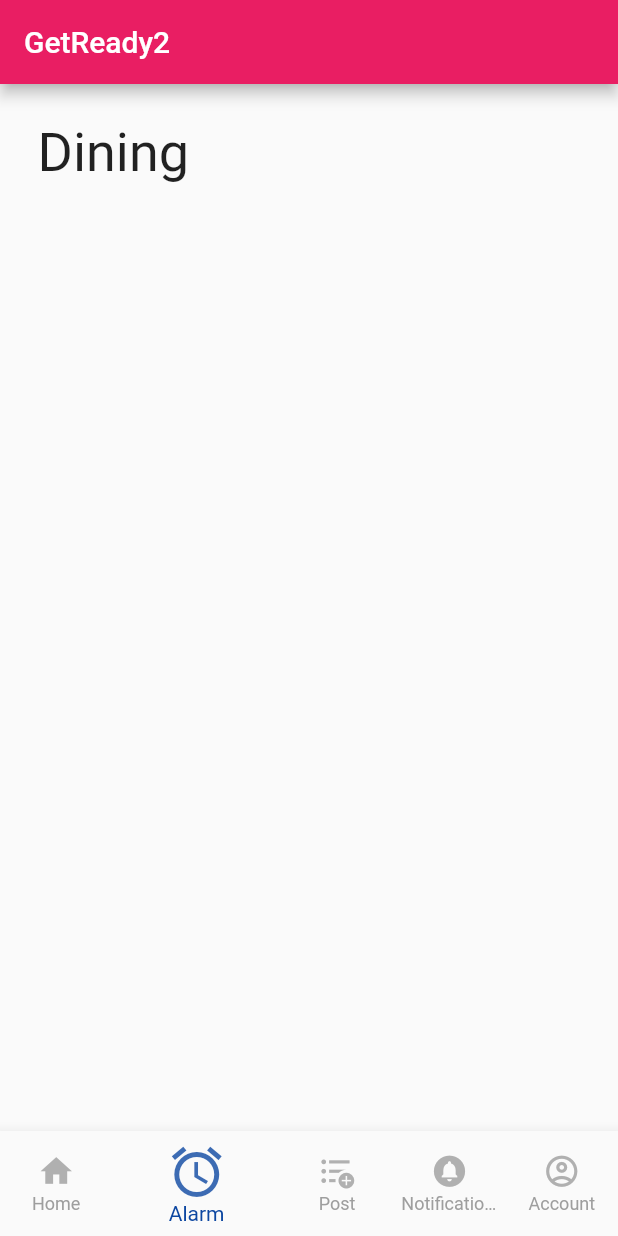
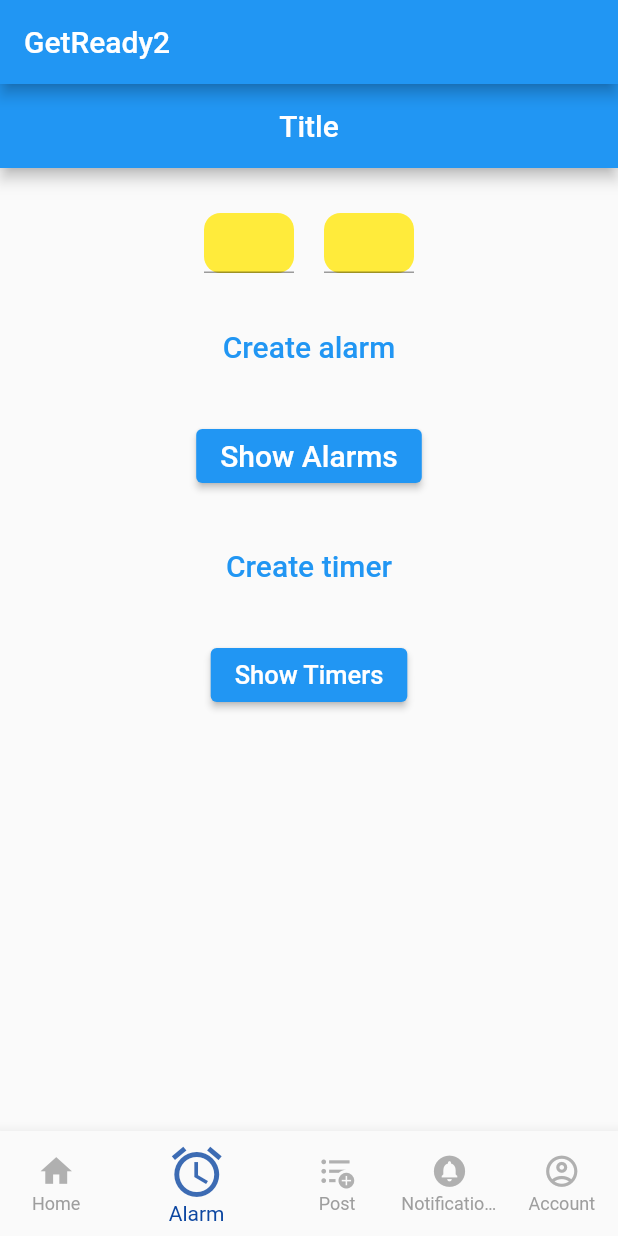
Before and after one commit to abhi-vachani/ToDoZzzz, a Flutter app: the screen it shows after launch, item 2 of the bottom bar chosen, on a phone screen of 412 x 824 dp. Run offline on Flutter 3.47's test engine with Material 2 defaults, Android fonts, the phone set to English and light mode, and no system bars; missing offline and left inert: flutter_alarm_clock.

Commit message:
added basic alarm function

```diff
--- a/lib/main.dart
+++ b/lib/main.dart
@@ -16,7 +16,7 @@ class MyAppState extends State<MyApp> {
   int _selectedPage = 0;
   final _pageOptions = [
     HomePage(),
-    DiningPage(),
+    Alarm(),
     FinancesPage(),
     ResidencePage(),
     TrackingPage(),
@@ -28,7 +28,7 @@ class MyAppState extends State<MyApp> {
         debugShowCheckedModeBanner: false,
         title: 'GetReady',
         theme: ThemeData(
-          primarySwatch: Colors.pink,
+          primarySwatch: Colors.blue,
         ),
         home: Scaffold(
             appBar: AppBar(
--- /dev/null
+++ b/lib/screens/Alarm.dart
@@ -0,0 +1,130 @@
+import 'package:flutter/material.dart';
+import 'package:flutter/cupertino.dart';
+import 'package:flutter/material.dart';
+import 'package:flutter_alarm_clock/flutter_alarm_clock.dart';
+
+
+class Alarm extends StatelessWidget {
+
+// creating text ediiting controller to take hour
+// and minute as input
+  TextEditingController hourController = TextEditingController();
+  TextEditingController minuteController = TextEditingController();
+
+  @override
+  Widget build(BuildContext context) {
+    return Scaffold(
+    appBar: AppBar(
+      title: const Text('Title'),
+      centerTitle: true,
+    ),
+    body: Center(
+      child: Column(children: <Widget>[
+      const SizedBox(height: 30),
+      Row(
+      mainAxisAlignment: MainAxisAlignment.center,
+      children: [
+        Container(
+        height: 40,
+        width: 60,
+        decoration: BoxDecoration(
+          shape: BoxShape.rectangle,
+          color: Colors.yellow,
+          borderRadius: BorderRadius.circular(11)),
+        child: Center(
+          child: TextField(
+          controller: hourController,
+          keyboardType: TextInputType.number,
+          ),
+        ),
+        ),
+        const SizedBox(width: 20),
+        Container(
+        height: 40,
+        width: 60,
+        decoration: BoxDecoration(
+          shape: BoxShape.rectangle,
+          color: Colors.yellow,
+          borderRadius: BorderRadius.circular(11)),
+        child: Center(
+          child: TextField(
+          controller: minuteController,
+          keyboardType: TextInputType.number,
+          ),
+        ),
+        ),
+      ],
+      ),
+      Container(
+      margin: const EdgeInsets.all(25),
+      child: TextButton(
+        child: const Text(
+        'Create alarm',
+        style: TextStyle(fontSize: 20.0),
+        ),
+        onPressed: () {
+        int hour;
+        int minutes;
+        hour = int.parse(hourController.text);
+        minutes = int.parse(minuteController.text);
+
+        // creating alarm after converting hour
+        // and minute into integer
+        FlutterAlarmClock.createAlarm(hour, minutes);
+        },
+      ),
+      ),
+      ElevatedButton(
+      onPressed: () {
+
+        // show alarm
+        FlutterAlarmClock.showAlarms();
+      },
+      child: const Text(
+        'Show Alarms',
+        style: TextStyle(fontSize: 20.0),
+      ),
+      ),
+      Container(
+      margin: const EdgeInsets.all(25),
+      child: TextButton(
+        child: const Text(
+          'Create timer',
+          style: TextStyle(fontSize: 20.0),
+        ),
+        onPressed: () {
+          int minutes;
+          minutes = int.parse(minuteController.text);
+
+          // create timer
+          FlutterAlarmClock.createTimer(minutes);
+          showDialog(
+            context: context,
+            builder: (context) {
+            return const AboutDialog(
+              children: [
+              Center(
+                child: Text("Timer is set",
+                  style: TextStyle(
+                    fontSize: 20, fontWeight: FontWeight.bold)),
+              )
+              ],
+            );
+            });
+        }),
+      ),
+      ElevatedButton(
+      onPressed: () {
+
+        // show timers
+        FlutterAlarmClock.showTimers();
+      },
+      child: const Text(
+        "Show Timers",
+        style: TextStyle(fontSize: 17),
+      ),
+      )
+    ])),
+    );
+  }
+}
--- a/lib/screens/All.dart
+++ b/lib/screens/All.dart
@@ -3,3 +3,4 @@ export './Finance.dart';
 export './Home.dart';
 export './Residence.dart';
 export './Tracking.dart';
+export './Alarm.dart';
--- a/pubspec.yaml
+++ b/pubspec.yaml
@@ -30,6 +30,7 @@ environment:
 dependencies:
   flutter:
     sdk: flutter
+  flutter_alarm_clock: ^0.0.1
 
 
   # The following adds the Cupertino Icons font to your application.
```
Also changed, not shown: pubspec.lock.
